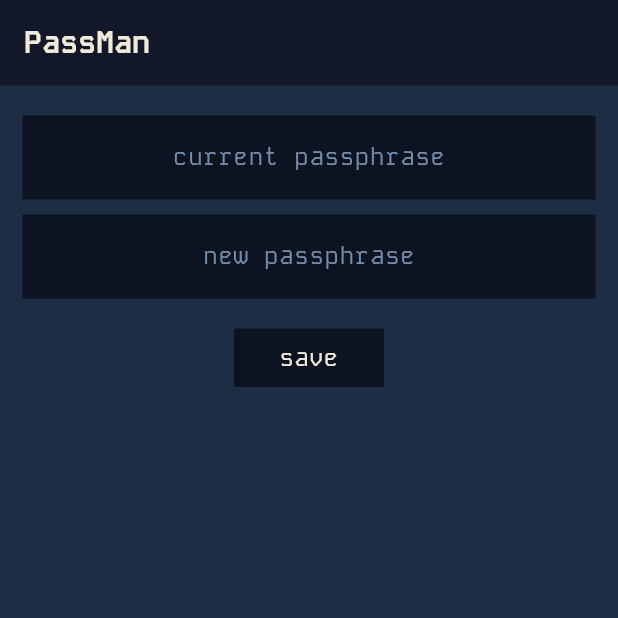
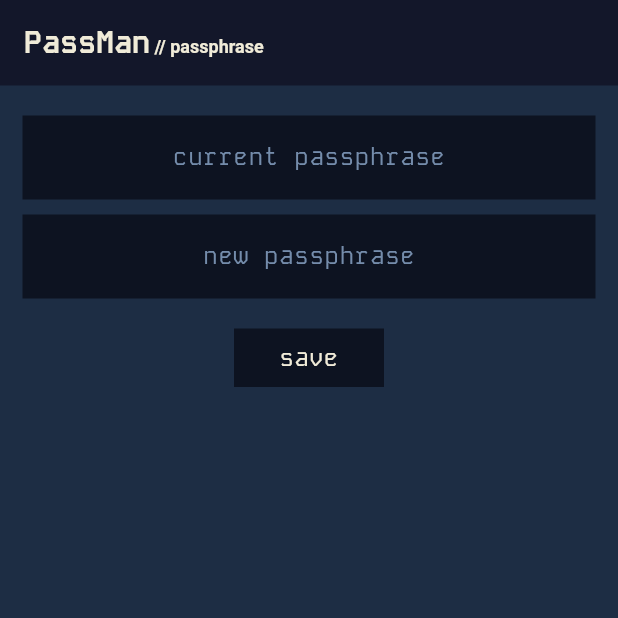
Before and after one commit to elomarii/PassMan, a Flutter app: the PassphraseView screen opened by its route, on a phone screen of 412 x 824 dp, the top half of it. Run offline on Flutter 3.47's test engine with Material 3 defaults, Android fonts, the phone set to English and light mode, and no system bars; our stand-ins replace get, hex, sqflite; missing offline and left inert: cryptography; accounts and stored records are empty.

Commit message:
added view title

```diff
--- a/lib/views/passphrase/passphrase_view.dart
+++ b/lib/views/passphrase/passphrase_view.dart
@@ -14,7 +14,7 @@ class PassphraseView extends GetView<PassphraseController> {
   Widget build(BuildContext context) {
     return AppScaffold(
       bgColor: AppColors.second,
-      appBar: const PassBar(),
+      appBar: const PassBar(title: "passphrase"),
       body: Column(
         children: [
           const SizedBox(height: 20),
--- a/lib/views/password/password_view.dart
+++ b/lib/views/password/password_view.dart
@@ -14,7 +14,7 @@ class PasswordView extends GetView<PasswordController> {
   Widget build(BuildContext context) {
     return AppScaffold(
       bgColor: AppColors.second,
-      appBar: const PassBar(),
+      appBar: const PassBar(title: "password"),
       body: Form(
         key: controller.form,
         child: Column(
--- a/lib/widgets/app_bar.dart
+++ b/lib/widgets/app_bar.dart
@@ -2,9 +2,10 @@ import 'package:PassMan/constants/colors.dart';
 import 'package:flutter/material.dart';
 
 class PassBar extends StatelessWidget implements PreferredSizeWidget {
-  const PassBar({super.key, this.actions});
+  const PassBar({super.key, this.actions, this.title});
 
   final List<Widget>? actions;
+  final String? title;
 
   @override
   Widget build(BuildContext context) {
@@ -12,17 +13,22 @@ class PassBar extends StatelessWidget implements PreferredSizeWidget {
       automaticallyImplyLeading: false,
       backgroundColor: AppColors.first,
       elevation: 2,
-      title: Row(
-        children: [
-          Text(
-            "PassMan",
-            style: TextStyle(
-              color: AppColors.fifth,
-              fontSize: 20,
-              fontWeight: FontWeight.bold,
+      title: RichText(
+        text: TextSpan(
+          text: "PassMan",
+          style: TextStyle(
+            color: AppColors.fifth,
+            fontSize: 20,
+            fontWeight: FontWeight.bold,
+            fontFamily: "Kode-mono",
+          ),
+          children: <TextSpan>[
+            TextSpan(
+              text: title == null ? "" : " // ${title!}",
+              style: const TextStyle(fontSize: 12),
             ),
-          )
-        ],
+          ],
+        ),
       ),
       actions: actions,
     );
```
